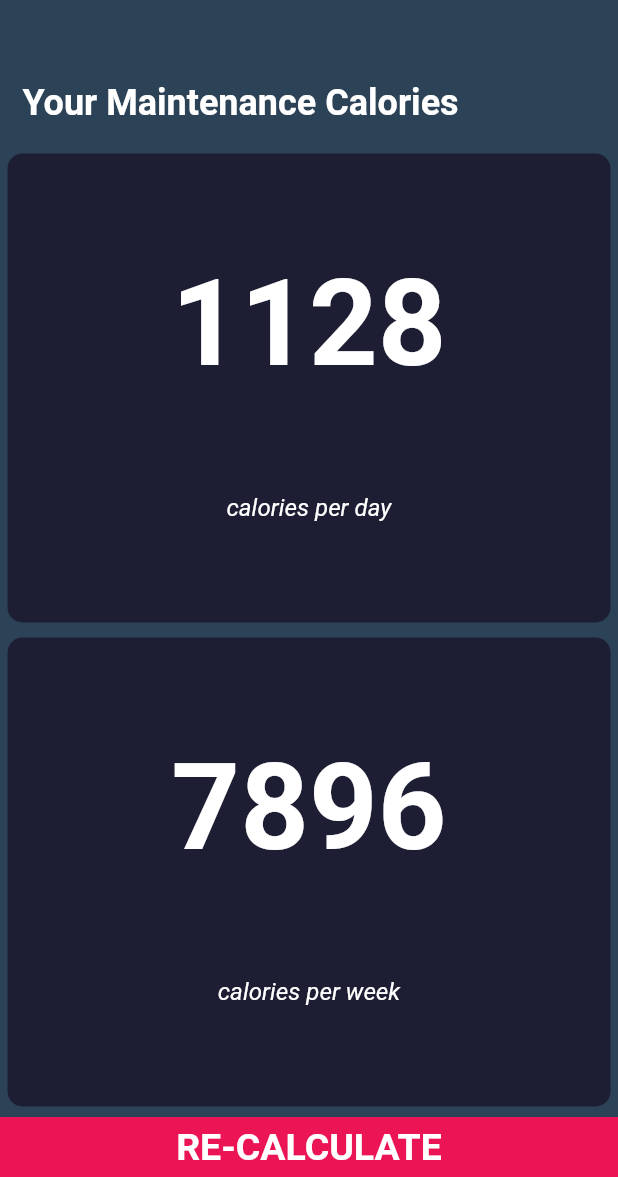
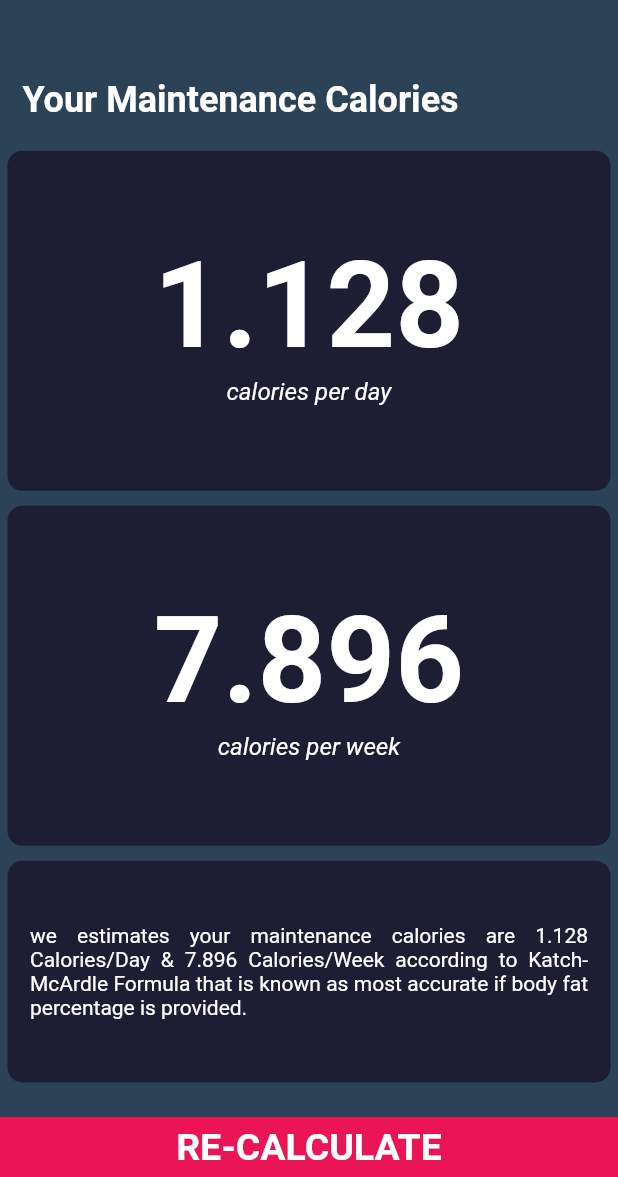
Before and after one commit to muhammadhardiansyah/TDEE_Calculator, a Flutter app: the screen it shows after launch, after a tap on "CALCULATE", on a phone screen of 412 x 824 dp, the part 59-1236 px from its top. Run offline on Flutter 3.47's test engine with Material 2 defaults, Android fonts, the light colour scheme and no system bars; our stand-ins replace font_awesome_flutter.

Commit message:
update layout result and add number format

```diff
--- a/lib/calculator.dart
+++ b/lib/calculator.dart
@@ -1,5 +1,5 @@
-import 'dart:math';
 import 'constants.dart';
+import 'package:intl/intl.dart';
 
 class Calculator {
   Calculator(
@@ -14,6 +14,7 @@ class Calculator {
   final Gender gender;
   final int age;
   final String strActivities;
+  var formatter = NumberFormat.decimalPattern('id');
 
   double getActivityLevel() {
     var lvl = 0.0;
@@ -54,30 +55,10 @@ class Calculator {
   }
 
   String getCalculate() {
-    return (calculate()).toStringAsFixed(0);
+    return formatter.format(calculate());
   }
 
-  String getMildWeightLoss() {
-    return (calculate() * 0.91).toStringAsFixed(0);
-  }
-
-  String getWeightLoss() {
-    return (calculate() * 0.81).toStringAsFixed(0);
-  }
-
-  String getExtremeWeightLoss() {
-    return (calculate() * 0.63).toStringAsFixed(0);
-  }
-
-  String getMildWeightGain() {
-    return (calculate() * 1.09).toStringAsFixed(0);
-  }
-
-  String getWeightGain() {
-    return (calculate() * 1.19).toStringAsFixed(0);
-  }
-
-  String getFastWeightGain() {
-    return (calculate() * 1.37).toStringAsFixed(0);
+  String getCalculateWeek() {
+    return formatter.format(calculate() * 7);
   }
 }
--- a/lib/screens/input_page.dart
+++ b/lib/screens/input_page.dart
@@ -291,23 +291,13 @@ class _InputPageState extends State<InputPage> {
                     age: age,
                     strActivities: selectedActivities);
                 String tdee = cal.getCalculate();
-                String mildLoss = cal.getMildWeightLoss();
-                String weightLoss = cal.getWeightLoss();
-                String extremeLoss = cal.getExtremeWeightLoss();
-                String mildGain = cal.getMildWeightGain();
-                String weightGain = cal.getWeightGain();
-                String fastGain = cal.getFastWeightGain();
+                String tdeeWeek = cal.getCalculateWeek();
                 Navigator.push(
                   context,
                   MaterialPageRoute(
                     builder: (context) => ResultPage(
                       tdee: tdee,
-                      mildLoss: mildLoss,
-                      weightLoss: weightLoss,
-                      extremeLoss: extremeLoss,
-                      mildGain: mildGain,
-                      weightGain: weightGain,
-                      fastGain: fastGain,
+                      tdeeWeek: tdeeWeek,
                     ),
                   ),
                 );
--- a/lib/screens/result_page.dart
+++ b/lib/screens/result_page.dart
@@ -4,22 +4,10 @@ import 'package:tdee_calculator/constants.dart';
 import 'package:tdee_calculator/components/bottom_button.dart';
 
 class ResultPage extends StatelessWidget {
-  const ResultPage(
-      {required this.tdee,
-      required this.mildLoss,
-      required this.extremeLoss,
-      required this.weightLoss,
-      required this.mildGain,
-      required this.weightGain,
-      required this.fastGain});
+  const ResultPage({required this.tdee, required this.tdeeWeek});
 
   final String tdee;
-  final String mildLoss;
-  final String weightLoss;
-  final String extremeLoss;
-  final String mildGain;
-  final String weightGain;
-  final String fastGain;
+  final String tdeeWeek;
 
   @override
   Widget build(BuildContext context) {
@@ -45,11 +33,11 @@ class ResultPage extends StatelessWidget {
             ),
           ),
           Expanded(
-            flex: 4,
+            flex: 3,
             child: CustomCard(
               color: activeCardColor,
               cardChild: Column(
-                mainAxisAlignment: MainAxisAlignment.spaceEvenly,
+                mainAxisAlignment: MainAxisAlignment.center,
                 crossAxisAlignment: CrossAxisAlignment.center,
                 children: [
                   Text(
@@ -68,15 +56,15 @@ class ResultPage extends StatelessWidget {
             ),
           ),
           Expanded(
-            flex: 4,
+            flex: 3,
             child: CustomCard(
               color: activeCardColor,
               cardChild: Column(
-                mainAxisAlignment: MainAxisAlignment.spaceEvenly,
+                mainAxisAlignment: MainAxisAlignment.center,
                 crossAxisAlignment: CrossAxisAlignment.center,
                 children: [
                   Text(
-                    (int.parse(tdee) * 7).toString(),
+                    tdeeWeek.toString(),
                     style: bmiTextStyle,
                   ),
                   const Text(
@@ -90,11 +78,36 @@ class ResultPage extends StatelessWidget {
               ),
             ),
           ),
-          BottomButton(
-            buttonTitle: 'RE-CALCULATE',
-            onTap: () {
-              Navigator.pop(context);
-            },
+          Expanded(
+            flex: 2,
+            child: CustomCard(
+              color: activeCardColor,
+              cardChild: Column(
+                mainAxisAlignment: MainAxisAlignment.center,
+                crossAxisAlignment: CrossAxisAlignment.center,
+                children: <Widget>[
+                  Container(
+                    padding: const EdgeInsets.all(14.0),
+                    child: Text(
+                      'we estimates your maintenance calories are ${tdee.toString()} Calories/Day & ${tdeeWeek.toString()} Calories/Week according to Katch-McArdle Formula that is known as most accurate if body fat percentage is provided.',
+                      textAlign: TextAlign.justify,
+                      style: const TextStyle(
+                        fontSize: 14.0,
+                      ),
+                    ),
+                  ),
+                ],
+              ),
+            ),
+          ),
+          Container(
+            padding: EdgeInsets.only(top: 16.0),
+            child: BottomButton(
+              buttonTitle: 'RE-CALCULATE',
+              onTap: () {
+                Navigator.pop(context);
+              },
+            ),
           ),
         ],
       ),
--- a/pubspec.yaml
+++ b/pubspec.yaml
@@ -35,6 +35,7 @@ dependencies:
   # Use with the CupertinoIcons class for iOS style icons.
   cupertino_icons: ^1.0.2
   font_awesome_flutter: ^10.2.1
+  intl: 0.17.0-nullsafety.2
 
 dev_dependencies:
   flutter_test:
```
Also changed, not shown: pubspec.lock.
